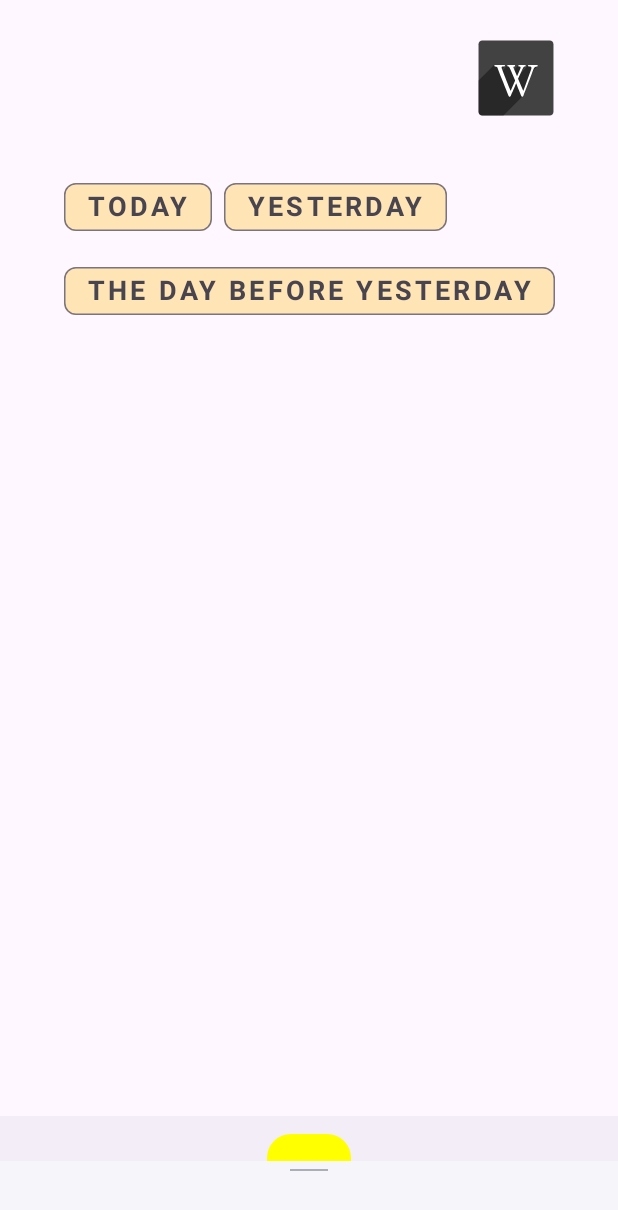
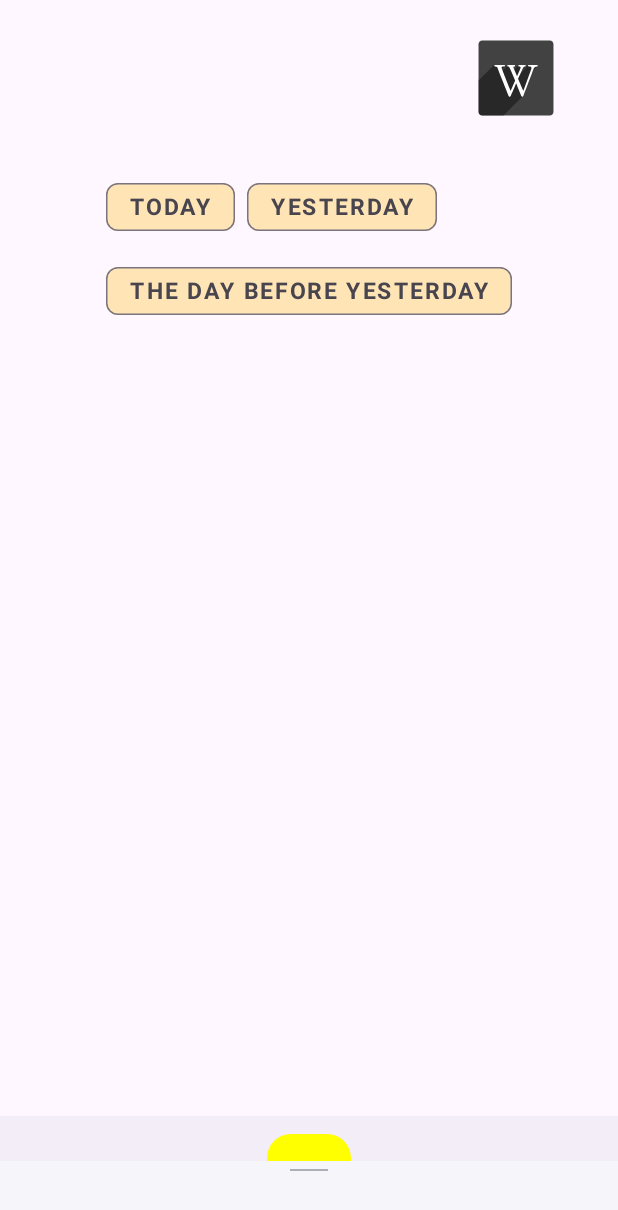
Before and after one commit to metulia/MaterialYuliiaApp, an Android app: the screen it shows after launch (MainActivity), on a phone screen of 412 x 824 dp. Shown: the top 1210 px of the screen. Run offline under Robolectric (Android 15) with nearby library versions, the phone set to English and light mode, and no system bars; pictures from the network do not load; Roboto replaces fonts that are not available here.

Commit message:
started Lesson 8 added SplashTheme (for Android <12)

```diff
--- a/app/src/main/AndroidManifest.xml
+++ b/app/src/main/AndroidManifest.xml
@@ -11,7 +11,7 @@
         android:icon="@mipmap/ic_launcher"
         android:label="@string/app_name"
         android:supportsRtl="true"
-        android:theme="@style/Base.Theme.MaterialYuliiaApp"
+        android:theme="@style/SplashTheme"
         tools:targetApi="31"
 
         android:usesCleartextTraffic="true">
@@ -19,8 +19,7 @@
         <activity
             android:name=".ui.MainActivity"
             android:exported="true"
-            android:label="@string/app_name"
-            android:theme="@style/Theme.MaterialYuliiaApp">
+            android:label="@string/app_name">
 
             <intent-filter>
                 <action android:name="android.intent.action.MAIN" />
--- a/app/src/main/java/com/example/materialyuliiaapp/ui/picture/PictureOfTheDayViewModel.kt
+++ b/app/src/main/java/com/example/materialyuliiaapp/ui/picture/PictureOfTheDayViewModel.kt
@@ -49,6 +49,8 @@ class PictureOfTheDayViewModel(
         ) {
             if (response.isSuccessful) {
                 liveData.postValue(AppState.Success(response.body()!!))
+            } else {
+                liveData.postValue(AppState.Error(Throwable()))
             }
         }
 
--- /dev/null
+++ b/app/src/main/res/drawable/splash_background.xml
@@ -0,0 +1,11 @@
+<?xml version="1.0" encoding="utf-8"?>
+<layer-list xmlns:android="http://schemas.android.com/apk/res/android"
+    android:opacity="opaque">
+    <item android:drawable="@android:color/white" />
+    <item>
+        <bitmap
+            android:gravity="center"
+            android:src="@drawable/splash_image" />
+    </item>
+
+</layer-list>
--- a/app/src/main/res/layout/fragment_picture_of_the_day_start.xml
+++ b/app/src/main/res/layout/fragment_picture_of_the_day_start.xml
@@ -105,7 +105,7 @@
                 app:layout_constraintEnd_toEndOf="parent"
                 app:layout_constraintStart_toStartOf="parent"
                 app:layout_constraintTop_toBottomOf="@+id/image_view"
-                tools:text="@string/mars_description" />
+                />
 
         </androidx.constraintlayout.motion.widget.MotionLayout>
     </androidx.core.widget.NestedScrollView>
--- a/app/src/main/res/menu/menu_bottom_navigation_drawer_other_screen.xml
+++ b/app/src/main/res/menu/menu_bottom_navigation_drawer_other_screen.xml
@@ -1,4 +1,4 @@
 <?xml version="1.0" encoding="utf-8"?>
-<menu xmlns:android="http://schemas.android.com/apk/res/android">
+<menu>
 
 </menu>
--- a/app/src/main/res/values/themes.xml
+++ b/app/src/main/res/values/themes.xml
@@ -56,8 +56,12 @@
         <item name="android:fontFamily">@font/cherry_swash</item>
         <item name="android:textStyle">bold</item>
         <item name="android:textAllCaps">true</item>
-        <item name="android:textSize">18sp</item>
+        <item name="android:textSize">15sp</item>
         <item name="android:letterSpacing">0.1178571429</item>
+    </style>
+
+    <style name="SplashTheme" parent="Base.Theme.MaterialYuliiaApp">
+        <item name="android:windowBackground">@drawable/splash_background</item>
     </style>
 
     <style name="Theme.MaterialYuliiaApp" parent="Base.Theme.MaterialYuliiaApp" />
```
Also changed, not shown: 1 other file.
